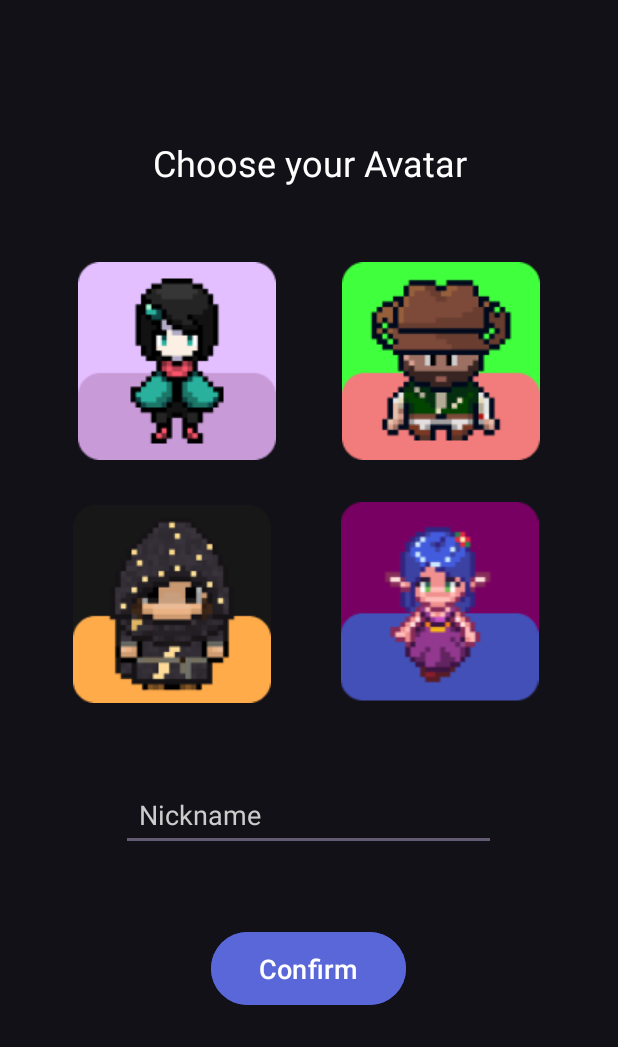
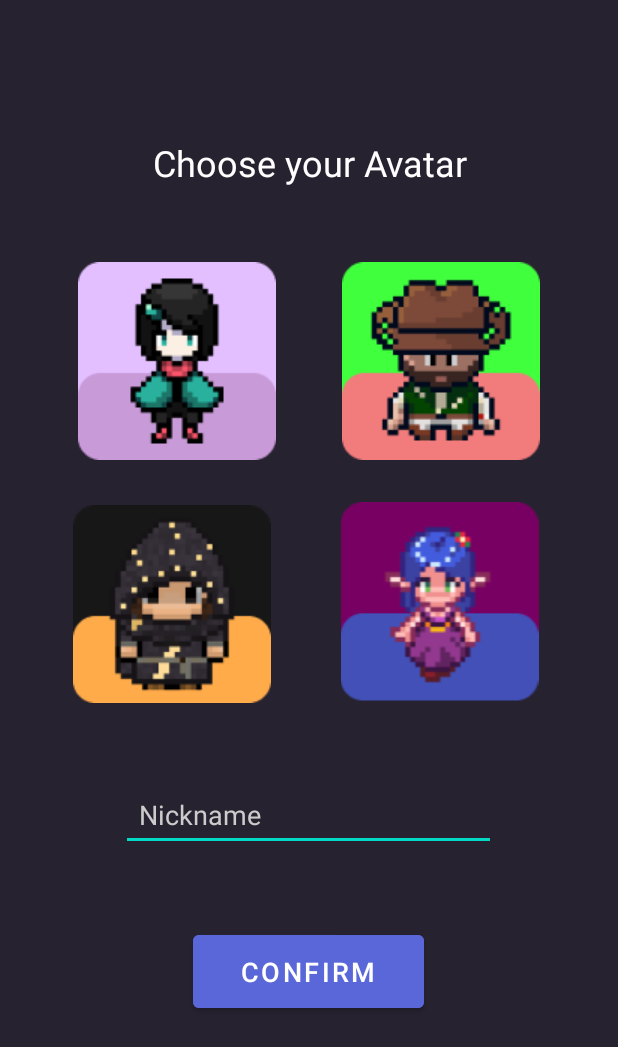
Before and after one commit to Kostaga/android-project, an Android app: the screen it shows after launch (AvatarActivity), on a phone screen of 412 x 824 dp. Shown: the top 1047 px of the screen. Run offline under Robolectric (Android 15) with nearby library versions, the light colour scheme and no system bars; our stand-ins replace navigation-ui.

Commit message:
layout kai xrwmata

```diff
--- a/app/src/main/AndroidManifest.xml
+++ b/app/src/main/AndroidManifest.xml
@@ -11,7 +11,7 @@
         android:label="@string/app_name"
         android:roundIcon="@drawable/habit_icon"
         android:supportsRtl="true"
-        android:theme="@style/Theme.Habit_app"
+        android:theme="@style/Theme.HabitApp"
         tools:targetApi="31">
         <activity
             android:name=".InventoryActivity"
--- a/app/src/main/res/drawable/avatar_border.xml
+++ b/app/src/main/res/drawable/avatar_border.xml
@@ -2,8 +2,12 @@
 <shape xmlns:android="http://schemas.android.com/apk/res/android">
     <solid android:color="@android:color/transparent" />
     <stroke
-        android:width="3dp"
+        android:width="15dp"
         android:color="@android:color/holo_blue_bright" />
-    <corners android:radius="4dp" />
-
+    <corners android:radius="8dp" />
+    <padding
+        android:left="3dp"
+        android:top="3dp"
+        android:right="3dp"
+        android:bottom="3dp" />
 </shape>
--- a/app/src/main/res/layout/activity_inventory.xml
+++ b/app/src/main/res/layout/activity_inventory.xml
@@ -5,7 +5,8 @@
     android:id="@+id/main"
     android:layout_width="match_parent"
     android:layout_height="match_parent"
-    tools:context=".InventoryActivity">
+    tools:context=".InventoryActivity"
+    android:background="@color/backgroundColor">
 
     <!-- Include Header -->
 
--- a/app/src/main/res/layout/activity_main.xml
+++ b/app/src/main/res/layout/activity_main.xml
@@ -5,6 +5,7 @@
     android:layout_width="match_parent"
     android:layout_height="match_parent"
     android:id="@+id/main"
+    android:background="@color/backgroundColor"
     >
 
     <include
@@ -205,8 +206,8 @@
         app:itemIconTint="@color/inactive"
         app:itemTextColor="@color/inactive"
         app:layout_constraintBottom_toBottomOf="parent"
+        app:layout_constraintEnd_toEndOf="parent"
         app:layout_constraintStart_toStartOf="parent"
-        app:layout_constraintEnd_toEndOf="parent"
         app:menu="@menu/bottom_nav" />
 
 </androidx.constraintlayout.widget.ConstraintLayout>
--- a/app/src/main/res/layout/choose_avatar.xml
+++ b/app/src/main/res/layout/choose_avatar.xml
@@ -5,7 +5,9 @@
     xmlns:tools="http://schemas.android.com/tools"
     android:layout_width="match_parent"
     android:layout_height="match_parent"
-    android:id="@+id/main">
+    android:id="@+id/main"
+    android:background="@color/backgroundColor">
+
 
 
     <!-- Top bar with user name and exit icon -->
--- a/app/src/main/res/layout/fragment_habit_list.xml
+++ b/app/src/main/res/layout/fragment_habit_list.xml
@@ -31,7 +31,8 @@
         android:layout_margin="24dp"
         android:clickable="true"
         android:focusable="true"
-        android:src="@drawable/ic_add" />
+        android:src="@drawable/ic_add"
+        app:backgroundTint="@color/navigationBarColor" />
 
     <TextView
         android:id="@+id/tv_emptyView"
--- a/app/src/main/res/layout/header.xml
+++ b/app/src/main/res/layout/header.xml
@@ -3,7 +3,7 @@
     xmlns:app="http://schemas.android.com/apk/res-auto"
     android:layout_width="match_parent"
     android:layout_height="wrap_content"
-    android:background="#2D2837"
+    android:background="@color/navigationBarColor"
     android:elevation="8dp"
     android:gravity="top"
     android:translationZ="-90dp">
--- a/app/src/main/res/layout/recycler_habit_item.xml
+++ b/app/src/main/res/layout/recycler_habit_item.xml
@@ -11,8 +11,6 @@
     android:layout_marginBottom="2dp"
     android:padding="8dp"
     android:orientation="horizontal"
-
-
     >
 
 
@@ -20,7 +18,7 @@
         android:id="@+id/buttonPlus"
         android:layout_width="45dp"
         android:layout_height="45dp"
-        android:backgroundTint="@color/transparent"
+        android:background="@color/transparent"
         android:padding="0dp"
         android:paddingEnd="10dp"
         android:text="+"
@@ -52,7 +50,7 @@
         android:id="@+id/buttonMinus"
         android:layout_width="45dp"
         android:layout_height="45dp"
-        android:backgroundTint="@color/transparent"
+        android:background="@color/transparent"
         android:padding="0dp"
         android:text="-"
         android:textSize="25sp" />
--- a/app/src/main/res/values/colors.xml
+++ b/app/src/main/res/values/colors.xml
@@ -11,4 +11,13 @@
     <color name="transparent">#004C8B3C</color>
     <color name="attributes">#50000000</color>
 
+    <color name="backgroundColor">#272230</color>
+    <color name="primaryColor">#6200EE</color>
+    <color name="accentColor">#03DAC5</color>
+    <color name="textColorPrimary">#FFFFFF</color>
+    <color name="textColorSecondary">#B0B0C3</color>
+    <color name="buttonColor">#FF9800</color>
+    <color name="notificationColor">#F44336</color>
+    <color name="navigationBarColor">#383450</color>
+    <color name="itemRippleColor">#B27D3AB7</color>
 </resources>
--- a/app/src/main/res/values/themes.xml
+++ b/app/src/main/res/values/themes.xml
@@ -1,11 +1,21 @@
-<resources xmlns:tools="http://schemas.android.com/tools">
-    <!-- Base application theme. -->
-    <style name="Base.Theme.Habit_app" parent="Theme.Material3.DayNight.NoActionBar">
-        <!-- Customize your light theme here. -->
-        <!-- <item name="colorPrimary">@color/my_light_primary</item> -->
-        <item name="android:windowBackground">@color/main</item>
+<resources>
+    <!-- Light Theme -->
+    <style name="Theme.HabitApp" parent="Theme.MaterialComponents.DayNight.NoActionBar">
+        <!-- Χρησιμοποίησε σταθερά χρώματα -->
+        <item name="colorPrimary">@color/primaryColor</item>
+        <item name="colorPrimaryDark">@color/backgroundColor</item>
+        <item name="colorAccent">@color/accentColor</item>
+
+        <!-- Χρώμα για το Bottom Navigation Bar -->
+        <item name="bottomNavigationStyle">@style/BottomNavigation</item>
         <item name="android:navigationBarColor">@color/black</item>
     </style>
 
-    <style name="Theme.Habit_app" parent="Base.Theme.Habit_app" />
+    <!-- Στυλ για το Bottom Navigation View -->
+    <style name="BottomNavigation" parent="Widget.MaterialComponents.BottomNavigationView.Colored">
+        <item name="itemIconTint">@color/white</item>
+        <item name="itemTextColor">@color/white</item>
+        <item name="backgroundTint">@color/navigationBarColor</item>
+        <item name="itemRippleColor">@color/itemRippleColor</item>
+    </style>
 </resources>
```
Also changed, not shown: app/src/main/java/com/example/habit_app/HabitsFragment.java (deleted, +0 -265 lines), app/src/main/res/layout/fragment_create_habit_item.xml (+5 -4 lines), app/src/main/res/layout/fragment_update_habit_item.xml (deleted, +0 -82 lines).
